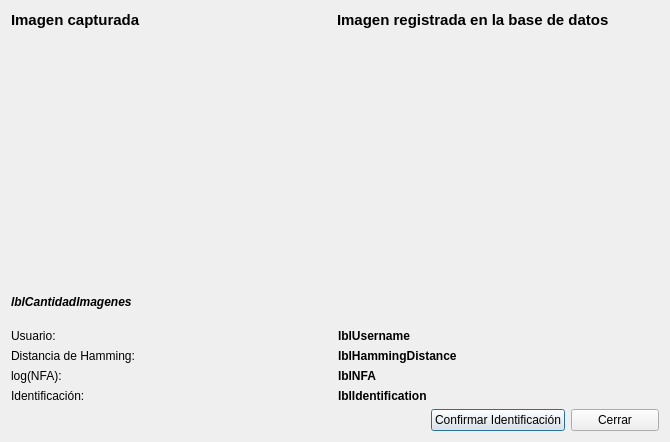
Before: the Qt Designer form ui-c++/matchingdialog.ui in mottalli/horus, drawn with Qt 5.
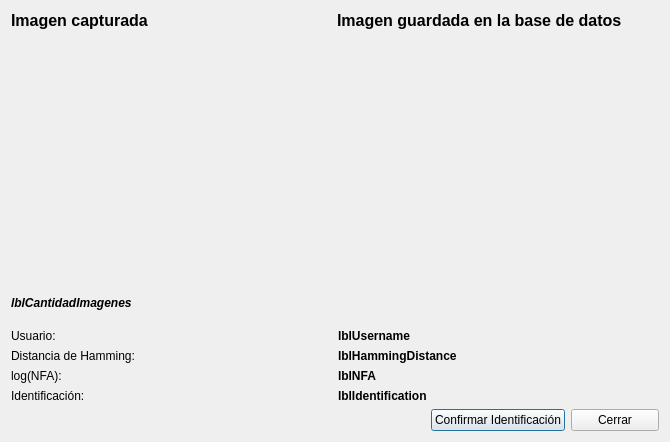
After: the same form once the commit is applied. Custom widgets are drawn as their Qt base class.

Commit message: Non-matching image

The edit to the form file:
```diff
--- a/ui-c++/matchingdialog.ui
+++ b/ui-c++/matchingdialog.ui
@@ -18,15 +18,18 @@
     <layout class="QVBoxLayout" name="verticalLayout">
      <item>
       <widget class="QLabel" name="label">
+       <property name="font">
+        <font>
+         <pointsize>12</pointsize>
+         <weight>75</weight>
+         <bold>true</bold>
+        </font>
+       </property>
        <property name="text">
-        <string>&lt;!DOCTYPE HTML PUBLIC &quot;-//W3C//DTD HTML 4.0//EN&quot; &quot;http://www.w3.org/TR/REC-html40/strict.dtd&quot;&gt;
-&lt;html&gt;&lt;head&gt;&lt;meta name=&quot;qrichtext&quot; content=&quot;1&quot; /&gt;&lt;style type=&quot;text/css&quot;&gt;
-p, li { white-space: pre-wrap; }
-&lt;/style&gt;&lt;/head&gt;&lt;body style=&quot; font-family:'Sans'; font-size:10pt; font-weight:400; font-style:normal;&quot;&gt;
-&lt;p style=&quot; margin-top:0px; margin-bottom:0px; margin-left:0px; margin-right:0px; -qt-block-indent:0; text-indent:0px;&quot;&gt;&lt;span style=&quot; font-size:11pt; font-weight:600;&quot;&gt;Imagen capturada&lt;/span&gt;&lt;/p&gt;&lt;/body&gt;&lt;/html&gt;</string>
+        <string>Imagen capturada</string>
        </property>
        <property name="textFormat">
-        <enum>Qt::RichText</enum>
+        <enum>Qt::PlainText</enum>
        </property>
       </widget>
      </item>
@@ -46,15 +49,18 @@
     <layout class="QVBoxLayout" name="verticalLayout_2">
      <item>
       <widget class="QLabel" name="label_2">
+       <property name="font">
+        <font>
+         <pointsize>12</pointsize>
+         <weight>75</weight>
+         <bold>true</bold>
+        </font>
+       </property>
        <property name="text">
-        <string>&lt;!DOCTYPE HTML PUBLIC &quot;-//W3C//DTD HTML 4.0//EN&quot; &quot;http://www.w3.org/TR/REC-html40/strict.dtd&quot;&gt;
-&lt;html&gt;&lt;head&gt;&lt;meta name=&quot;qrichtext&quot; content=&quot;1&quot; /&gt;&lt;style type=&quot;text/css&quot;&gt;
-p, li { white-space: pre-wrap; }
-&lt;/style&gt;&lt;/head&gt;&lt;body style=&quot; font-family:'Sans'; font-size:10pt; font-weight:400; font-style:normal;&quot;&gt;
-&lt;p style=&quot; margin-top:0px; margin-bottom:0px; margin-left:0px; margin-right:0px; -qt-block-indent:0; text-indent:0px;&quot;&gt;&lt;span style=&quot; font-size:11pt; font-weight:600;&quot;&gt;Imagen registrada en la base de datos&lt;/span&gt;&lt;/p&gt;&lt;/body&gt;&lt;/html&gt;</string>
+        <string>Imagen guardada en la base de datos</string>
        </property>
        <property name="textFormat">
-        <enum>Qt::RichText</enum>
+        <enum>Qt::PlainText</enum>
        </property>
       </widget>
      </item>
```
The commit also changes 2 other files.
